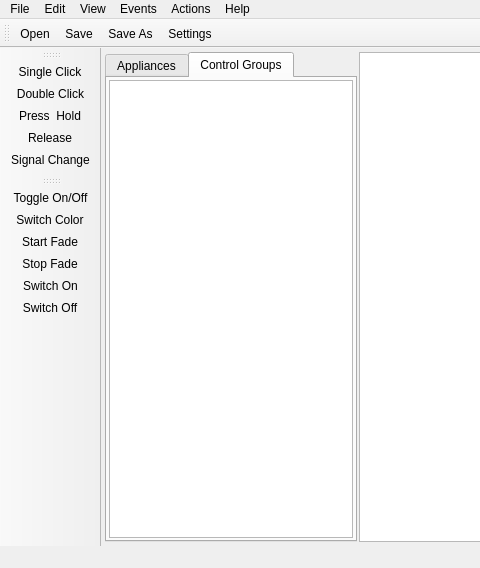
Above: ElecntrlManager/mainwindow.ui from JesperWe/CANLight before the change; both pictures show x 0 to 480 and y 0 to 568 of the 868 by 568 pixel window. Below: the same form after it.
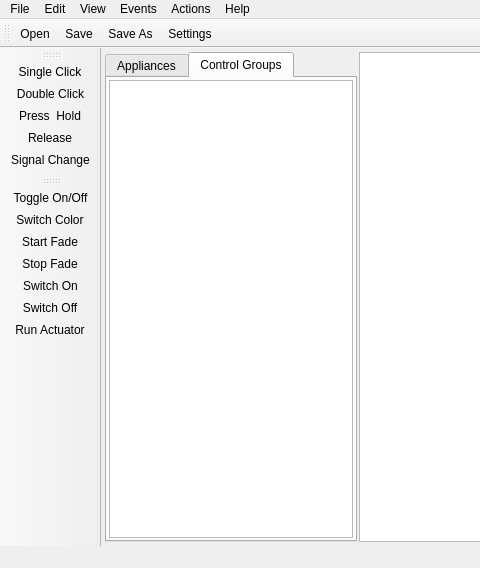
That is the form after the change. Icons and pictures are not drawn. Custom widgets are drawn as their Qt base class.

Patch:
```diff
--- a/ElecntrlManager/mainwindow.ui
+++ b/ElecntrlManager/mainwindow.ui
@@ -281,6 +281,7 @@
    <addaction name="actionStop_Fade"/>
    <addaction name="actionSwitch_On"/>
    <addaction name="actionSwitch_Off"/>
+   <addaction name="actionRun_Actuator"/>
   </widget>
   <action name="actionAbout">
    <property name="text">
@@ -445,6 +446,16 @@
     <string>Signal Change</string>
    </property>
   </action>
+  <action name="actionRun_Actuator">
+   <property name="icon">
+    <iconset>
+     <normalon>:/graphics/actuator.svg</normalon>
+    </iconset>
+   </property>
+   <property name="text">
+    <string>Run Actuator</string>
+   </property>
+  </action>
  </widget>
  <layoutdefault spacing="6" margin="11"/>
  <customwidgets>
```
Left out of the diff: 26 changed lines with no effect on the pictures.
